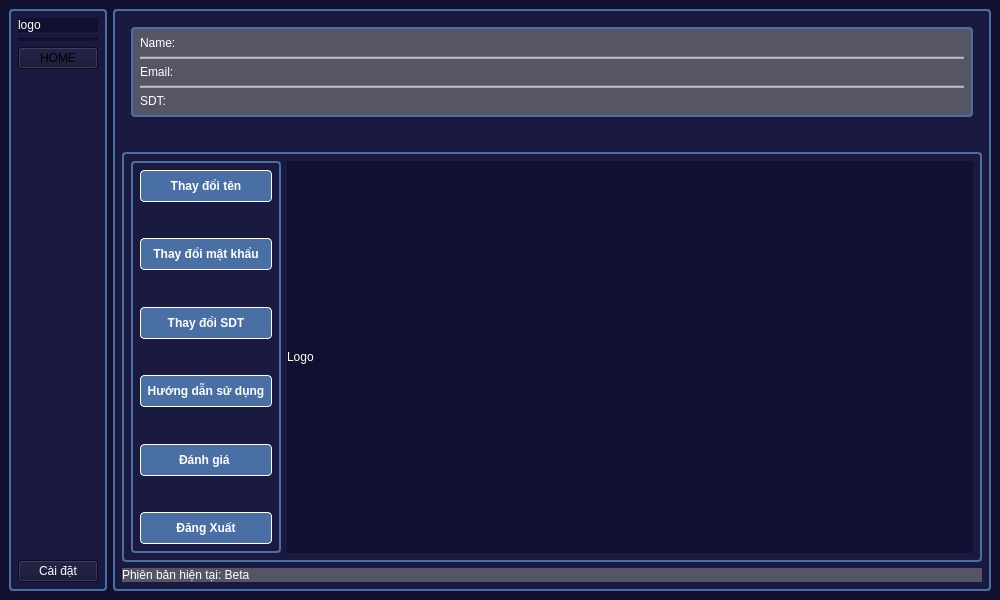
Qt form ui/setting.ui (KietIT-bip-bip/PTA39-SPCK) before a commit.
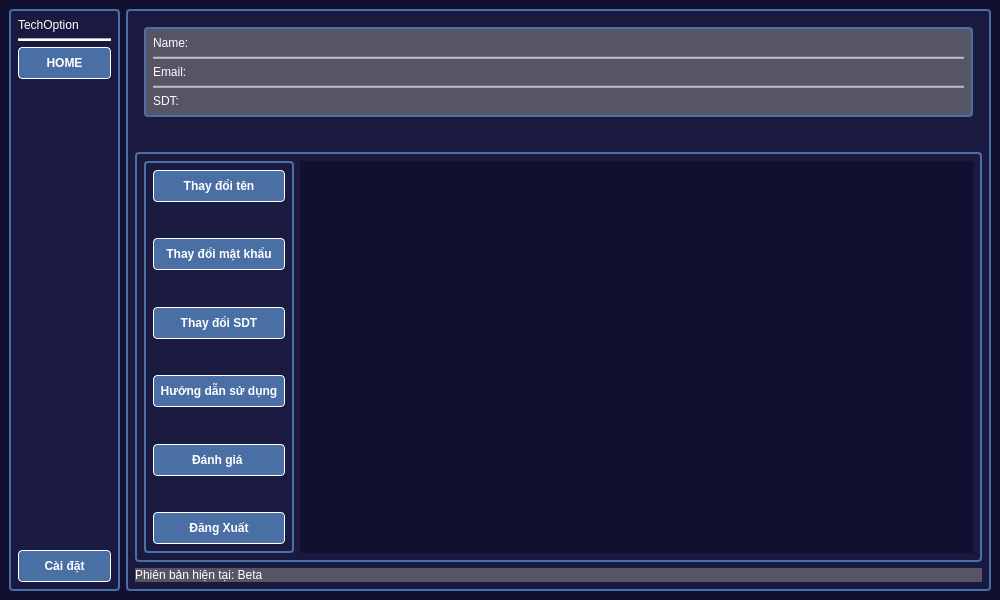
The same form after that commit. Icons and pictures are not drawn.

What changed in the file:
```diff
--- a/ui/setting.ui
+++ b/ui/setting.ui
@@ -43,15 +43,19 @@
        <item>
         <widget class="QLabel" name="label_2">
          <property name="styleSheet">
-          <string notr="true">color: rgb(255, 255, 255);</string>
+          <string notr="true">background-color: #1A1A40; 
+color: rgb(255, 255, 255);</string>
          </property>
          <property name="text">
-          <string>logo</string>
+          <string>TechOption</string>
          </property>
         </widget>
        </item>
        <item>
         <widget class="Line" name="line">
+         <property name="styleSheet">
+          <string notr="true">background-color: rgb(255, 255, 255);</string>
+         </property>
          <property name="orientation">
           <enum>Qt::Horizontal</enum>
          </property>
@@ -60,7 +64,7 @@
        <item>
         <widget class="QPushButton" name="nut_home">
          <property name="styleSheet">
-          <string notr="true">#nut_hk1 {
+          <string notr="true">#nut_home {
     background-color: #4A6FA5; 
     color: white;              
     border: 1px solid #ffffff; 
@@ -94,8 +98,32 @@
        </item>
        <item>
         <widget class="QPushButton" name="nut_caidat">
+         <property name="minimumSize">
+          <size>
+           <width>93</width>
+           <height>32</height>
+          </size>
+         </property>
+         <property name="maximumSize">
+          <size>
+           <width>93</width>
+           <height>16777215</height>
+          </size>
+         </property>
          <property name="styleSheet">
-          <string notr="true">color: rgb(255, 255, 255);</string>
+          <string notr="true">#nut_caidat {
+    background-color: #4A6FA5; 
+    color: white;              
+    border: 1px solid #ffffff; 
+    border-radius: 4px;
+    
+    min-height: 30px;     /* Bằng chiều cao nút trên cho đều */
+    font-size: 12px;
+    font-weight: bold;
+}
+#nut_caidat:hover {
+    background-color: #3b5c8a;
+}</string>
          </property>
          <property name="text">
           <string>Cài đặt</string>
@@ -441,7 +469,13 @@
              <string notr="true">color: rgb(255, 255, 255);</string>
             </property>
             <property name="text">
-             <string>Logo</string>
+             <string/>
+            </property>
+            <property name="pixmap">
+             <pixmap>../assets/images/logo-removebg-preview.png</pixmap>
+            </property>
+            <property name="alignment">
+             <set>Qt::AlignCenter</set>
             </property>
            </widget>
           </item>
```
Left out of the diff: 2 changed lines with no effect on the pictures.
